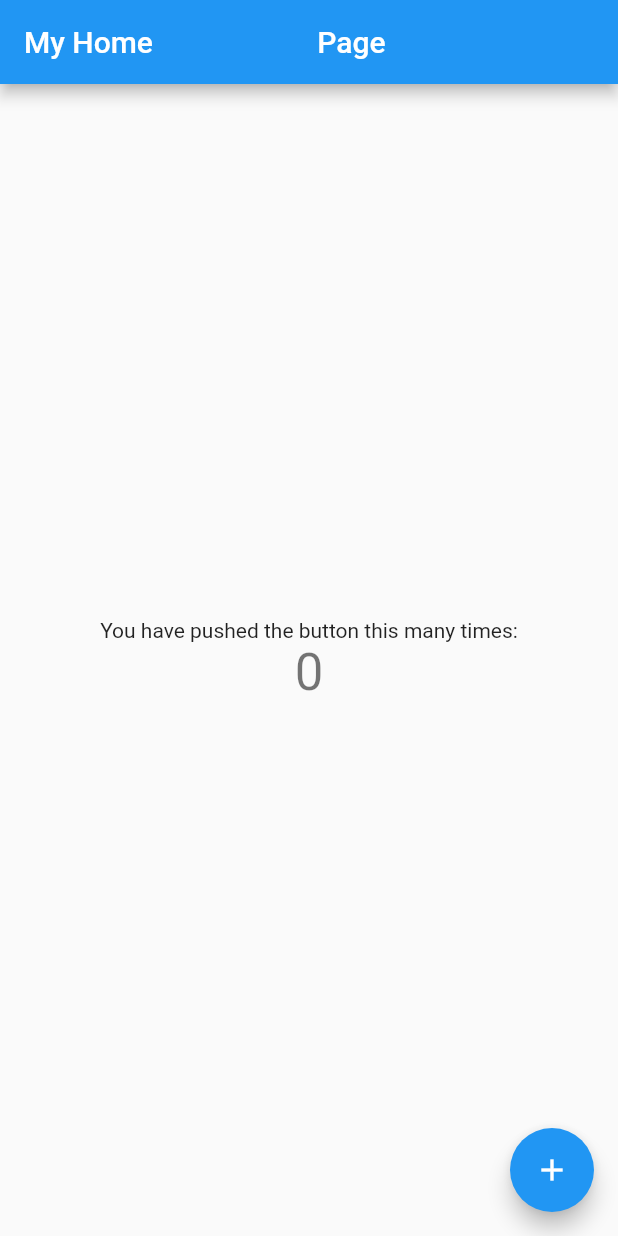
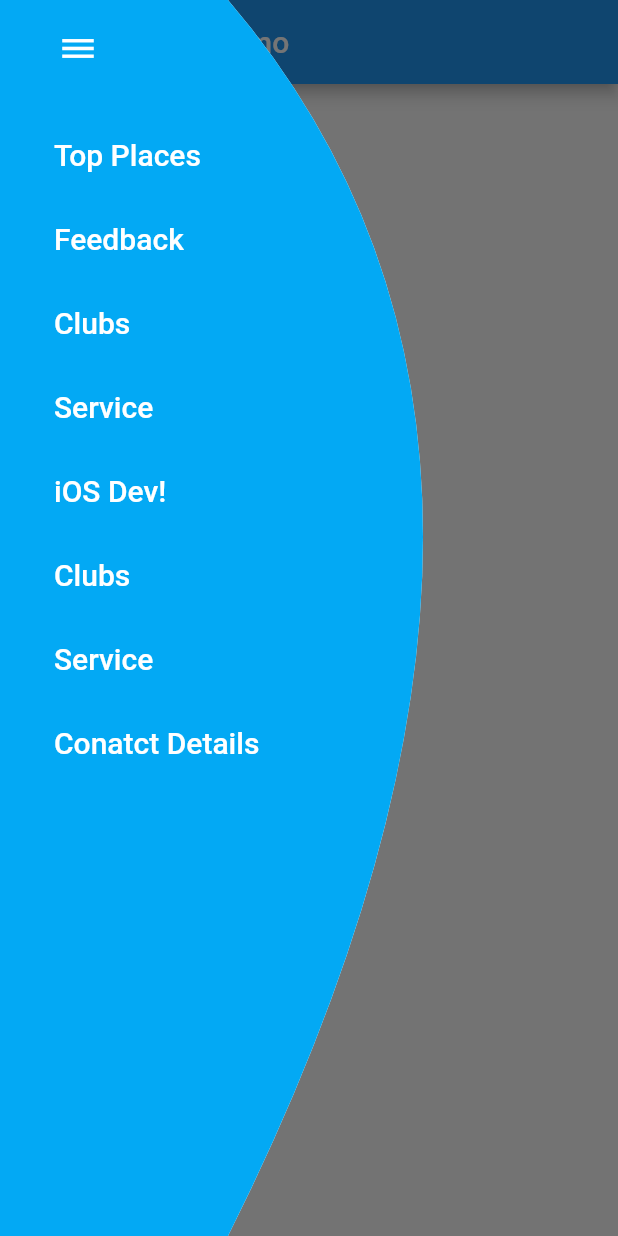
Before and after one commit to techolation/Visit_provision_no_4, a Flutter app: the screen it shows after launch, with the side drawer open (before the commit the screen has no drawer), on a phone screen of 412 x 824 dp. Run offline on Flutter 3.47's test engine with Material 2 defaults, Android fonts, the phone set to English and light mode, and no system bars.

Commit message:
jiwan drawer test

```diff
--- /dev/null
+++ b/lib/drawer_descrp/drawer.dart
@@ -0,0 +1,80 @@
+import 'package:flutter/material.dart';
+
+class CurvedDrawer extends StatelessWidget {
+  static final List<String> listViewData = [
+    "Top Places",
+    "Feedback",
+    "Clubs",
+    "Service",
+    "iOS Dev!",
+    "Clubs",
+    "Service",
+    "Conatct Details",
+  ];
+  @override
+  Widget build(BuildContext context) {
+    return Scaffold(
+      appBar: AppBar(
+        title: Text("Drawer Demo"),
+      ),
+      drawer: SafeArea(
+        child:ClipPath(
+          clipper: RoundClipper(),
+          child: Drawer(
+            child:Container(
+              color: Colors.lightBlue,
+              child: ListView(
+              padding: EdgeInsets.all(20.0),
+              children: <Widget>[
+                Padding(padding: EdgeInsets.fromLTRB(0, 0, 200, 30),
+                        child: Icon(Icons.dehaze,size: 25,color: Colors.white),
+
+                        ),
+                Column(
+                  children: listViewData
+                  .map((data) => ListTile(
+                        title: Text(data,style: TextStyle(fontSize: 20,color: Colors.white)),
+                        onTap: (){
+                                      // Update the state of the app
+                            // ...
+                            // Then close the drawer
+                            Navigator.pop(context);
+                      },
+                      ))
+
+                  .toList(),
+                )
+              ],
+
+            ),
+            ),
+
+        ),
+        ),
+      ),
+      body: Center(
+        child: Text('Main Body'),
+      ),
+    );
+  }
+}
+
+class RoundClipper extends CustomClipper<Path> {
+ @override
+  Path getClip(Size size) {
+    Path path = Path();
+    path.lineTo(0, size.height);
+    path.lineTo(size.width/2, size.height);
+    path.quadraticBezierTo(
+    size.height / 2, size.width, size.width/2,0);
+
+    path.lineTo(size.width/2, 0);
+    path.close();
+    return path;
+  }
+
+  @override
+  bool shouldReclip(CustomClipper<Path> oldClipper) {
+    return true;
+  }
+}
--- a/lib/main.dart
+++ b/lib/main.dart
@@ -1,4 +1,5 @@
 import 'package:flutter/material.dart';
+import 'drawer_descrp/drawer.dart';
 
 void main() => runApp(MyApp());
 
@@ -7,105 +8,8 @@ class MyApp extends StatelessWidget {
   @override
   Widget build(BuildContext context) {
     return MaterialApp(
-      title: 'Srijana Aryal',
-      theme: ThemeData(
-        // This is the theme of your application.
-        //
-        // Try running your application with "flutter run". You'll see the
-        // application has a blue toolbar. Then, without quitting the app, try
-        // changing the primarySwatch below to Colors.green and then invoke
-        // "hot reload" (press "r" in the console where you ran "flutter run",
-        // or simply save your changes to "hot reload" in a Flutter IDE).
-        // Notice that the counter didn't reset back to zero; the application
-        // is not restarted.
-        primarySwatch: Colors.blue,
-      ),
-      home: MyHomePage(title: 'My Home                      Page'),
+      title: 'Prakash',
+      home: CurvedDrawer(),
     );
   }
 }
-
-class MyHomePage extends StatefulWidget {
-  MyHomePage({Key key, this.title}) : super(key: key);
-
-  // This widget is the home page of your application. It is stateful, meaning
-  // that it has a State object (defined below) that contains fields that affect
-  // how it looks.
-
-  // This class is the configuration for the state. It holds the values (in this
-  // case the title) provided by the parent (in this case the App widget) and
-  // used by the build method of the State. Fields in a Widget subclass are
-  // always marked "final".
-
-  final String title;
-
-  @override
-  _MyHomePageState createState() => _MyHomePageState();
-}
-
-class _MyHomePageState extends State<MyHomePage> {
-  int _counter = 0;
-
-  void _incrementCounter() {
-    setState(() {
-      // This call to setState tells the Flutter framework that something has
-      // changed in this State, which causes it to rerun the build method below
-      // so that the display can reflect the updated values. If we changed
-      // _counter without calling setState(), then the build method would not be
-      // called again, and so nothing would appear to happen.
-      _counter++;
-    });
-  }
-
-  @override
-  Widget build(BuildContext context) {
-    // This method is rerun every time setState is called, for instance as done
-    // by the _incrementCounter method above.
-    //
-    // The Flutter framework has been optimized to make rerunning build methods
-    // fast, so that you can just rebuild anything that needs updating rather
-    // than having to individually change instances of widgets.
-    return Scaffold(
-      appBar: AppBar(
-        // Here we take the value from the MyHomePage object that was created by
-        // the App.build method, and use it to set our appbar title.
-        title: Text(widget.title),
-      ),
-      body: Center(
-        // Center is a layout widget. It takes a single child and positions it
-        // in the middle of the parent.
-        child: Column(
-          // Column is also a layout widget. It takes a list of children and
-          // arranges them vertically. By default, it sizes itself to fit its
-          // children horizontally, and tries to be as tall as its parent.
-          //
-          // Invoke "debug painting" (press "p" in the console, choose the
-          // "Toggle Debug Paint" action from the Flutter Inspector in Android
-          // Studio, or the "Toggle Debug Paint" command in Visual Studio Code)
-          // to see the wireframe for each widget.
-          //
-          // Column has various properties to control how it sizes itself and
-          // how it positions its children. Here we use mainAxisAlignment to
-          // center the children vertically; the main axis here is the vertical
-          // axis because Columns are vertical (the cross axis would be
-          // horizontal).
-          mainAxisAlignment: MainAxisAlignment.center,
-          children: <Widget>[
-            Text(
-              'You have pushed the button this many times:',
-            ),
-            Text(
-              '$_counter',
-              style: Theme.of(context).textTheme.display1,
-            ),
-          ],
-        ),
-      ),
-      floatingActionButton: FloatingActionButton(
-        onPressed: _incrementCounter,
-        tooltip: 'Increment',
-        child: Icon(Icons.add),
-      ), // This trailing comma makes auto-formatting nicer for build methods.
-    );
-  }
-}
```
